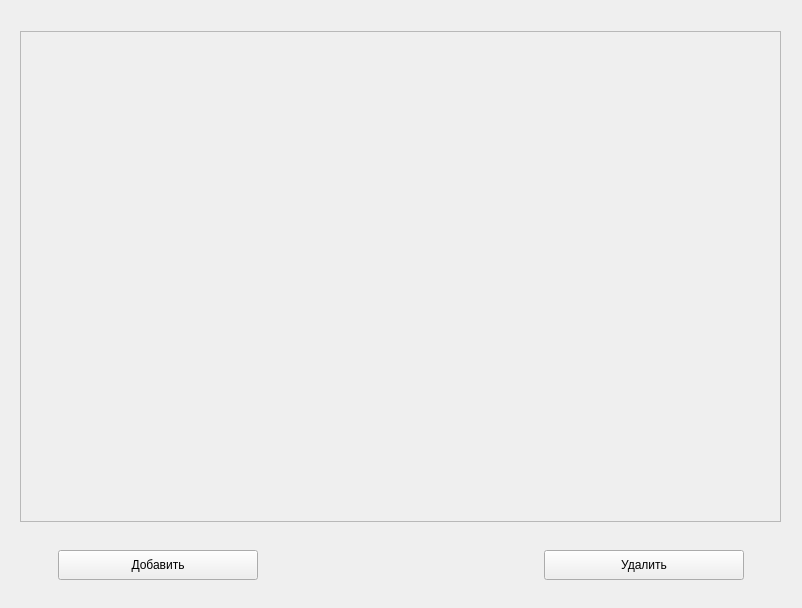
Qt form src/mainSGS/mainwindow.ui (GanenSS/ToDo_List) before a commit.
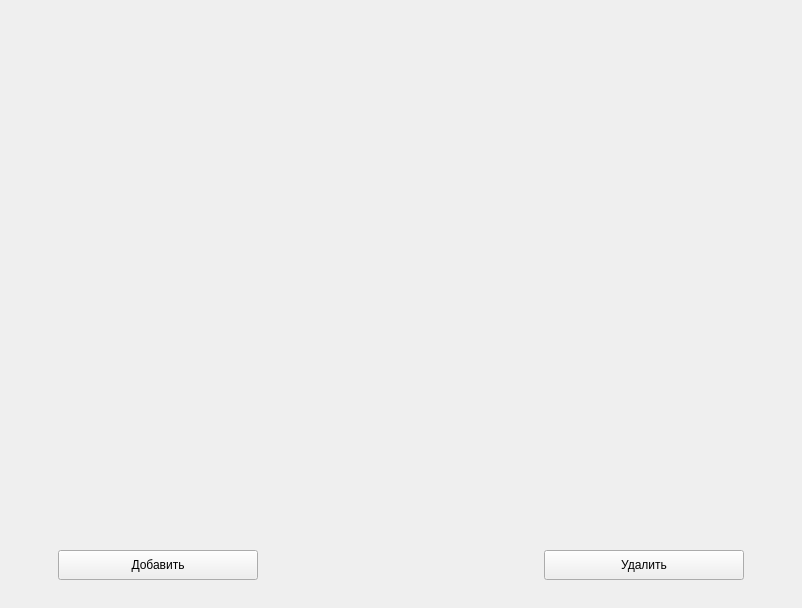
The same form after that commit. Icons and pictures are not drawn.

```diff
--- a/src/mainSGS/mainwindow.ui
+++ b/src/mainSGS/mainwindow.ui
@@ -69,29 +69,6 @@
     <property name="autoFillBackground">
      <bool>true</bool>
     </property>
-    <widget class="QScrollArea" name="scrollArea">
-     <property name="geometry">
-      <rect>
-       <x>9</x>
-       <y>4</y>
-       <width>761</width>
-       <height>491</height>
-      </rect>
-     </property>
-     <property name="widgetResizable">
-      <bool>true</bool>
-     </property>
-     <widget class="QWidget" name="scrollAreaWidgetContents">
-      <property name="geometry">
-       <rect>
-        <x>0</x>
-        <y>0</y>
-        <width>759</width>
-        <height>489</height>
-       </rect>
-      </property>
-     </widget>
-    </widget>
    </widget>
    <widget class="QPushButton" name="addButton">
     <property name="geometry">
```
